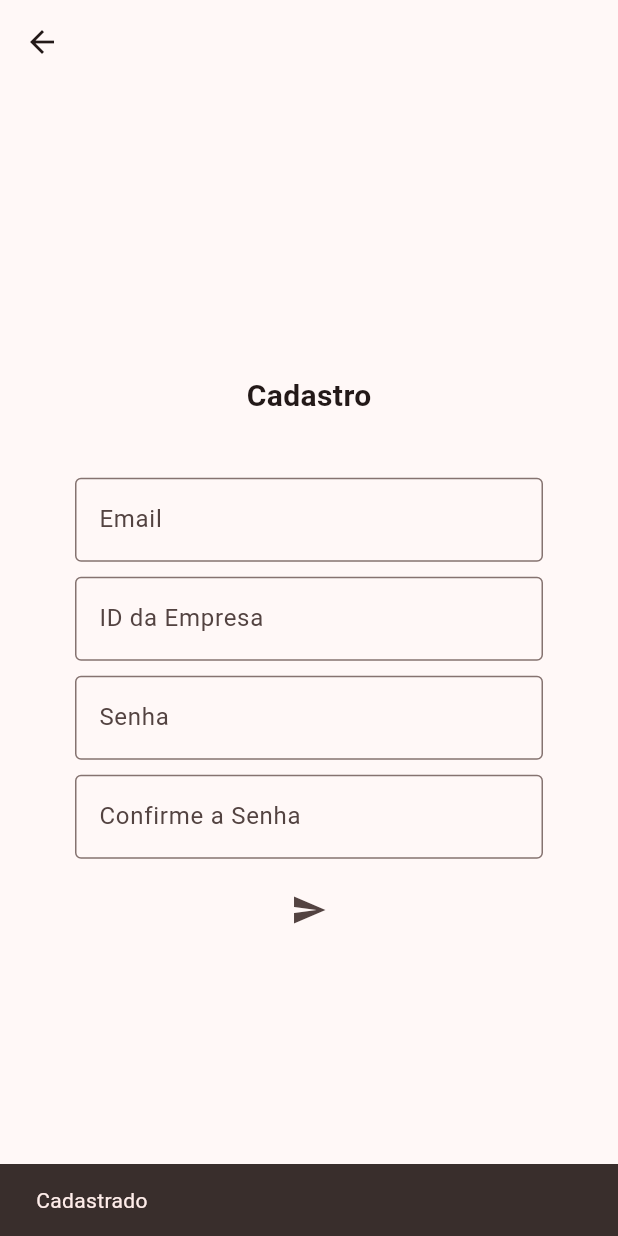
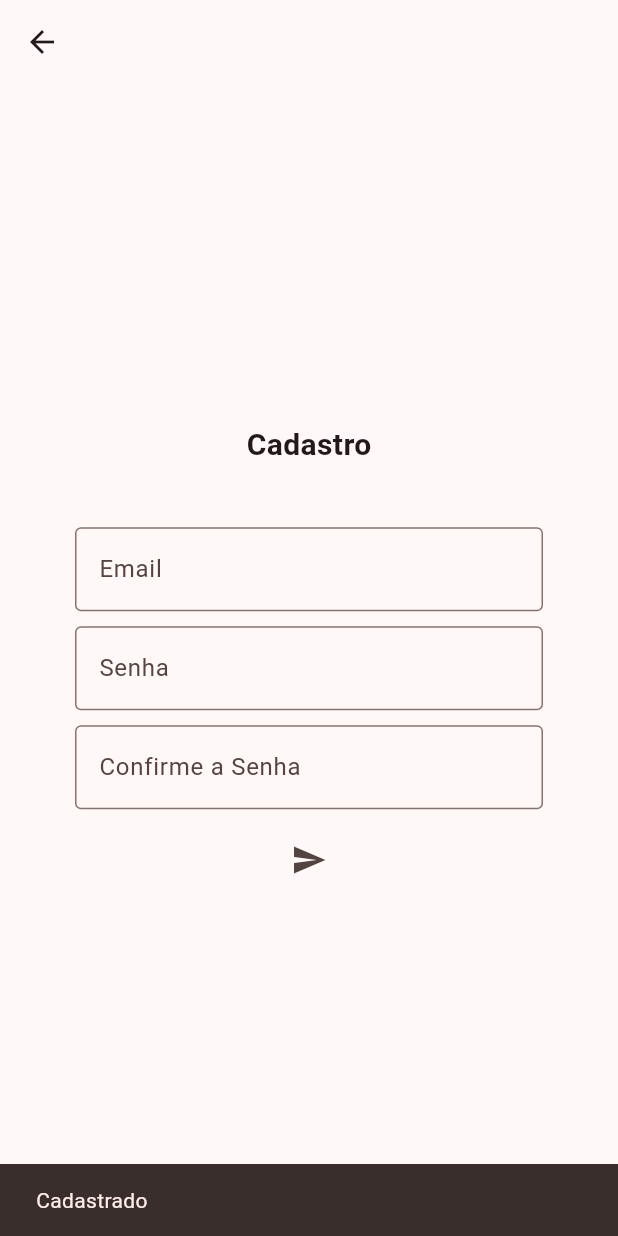
Before and after one commit to DevMonts/fidelity, a Flutter app: the RegisterUserPage screen opened by its route, after a tap on the "send" icon, on a phone screen of 412 x 824 dp. Run offline on Flutter 3.47's test engine with Material 3 defaults, Android fonts, the phone set to English and light mode, and no system bars; our stand-ins replace sqflite, sqflite_common_ffi; accounts and stored records are empty.

Commit message:
remove: userEnterpriseId

```diff
--- a/lib/app.dart
+++ b/lib/app.dart
@@ -28,7 +28,7 @@ class App extends StatelessWidget {
         theme: AppTheme.lightTheme,
         home: const LoginPage(),
         onGenerateRoute: AppRouter.OnGenerateRoute,
-        initialRoute: '/home',
+        initialRoute: '/adm',
       ),
     );
   }
--- a/lib/common/constants/app_strings.dart
+++ b/lib/common/constants/app_strings.dart
@@ -12,7 +12,6 @@ class AppStrings {
   //Credentials
   static const String name = 'Nome';
   static const String email = 'Email';
-  static const String enterpriseId = 'ID da Empresa';
   static const String password = 'Senha';
   static const String confirmPassword = 'Confirme a Senha';
 
--- a/lib/common/helpers/db_helper.dart
+++ b/lib/common/helpers/db_helper.dart
@@ -37,9 +37,7 @@ class DbHelper {
       CREATE TABLE users (
         userId INTEGER PRIMARY KEY AUTOINCREMENT,
         userEmail TEXT NOT NULL UNIQUE,
-        userPassword TEXT NOT NULL,
-        userEnterprise_id INTEGER,
-        FOREIGN KEY (userEnterprise_id) REFERENCES enterprises(enterprisesId)
+        userPassword TEXT NOT NULL
       )
     ''');
     await db.execute('''
--- a/lib/features/register/logic/provider/register_user_provider.dart
+++ b/lib/features/register/logic/provider/register_user_provider.dart
@@ -10,7 +10,6 @@ class RegisterUserProvider extends ChangeNotifier {
   Future<String> registerUser({
     required String userEmail,
     required String userPassword,
-    required String userEnterpriseId,
   }) async {
     // final box = await Hive.openBox('users');
     isLoading = true;
@@ -33,7 +32,6 @@ class RegisterUserProvider extends ChangeNotifier {
       dbHelper.createUser({
         'userEmail': userEmail,
         'userPassword': userPassword,
-        'userEnterprise_id': userEnterpriseId,
       });
       //   return
       message = AppStrings.success;
--- a/lib/features/register/presentation/page/register_user_page.dart
+++ b/lib/features/register/presentation/page/register_user_page.dart
@@ -15,7 +15,6 @@ class _RegisterUserPageState extends State<RegisterUserPage> {
   final TextEditingController passwordController = TextEditingController();
   final TextEditingController confirmPasswordController =
       TextEditingController();
-  final TextEditingController enterpriseIdController = TextEditingController();
 
   @override
   Widget build(BuildContext context) {
@@ -36,15 +35,6 @@ class _RegisterUserPageState extends State<RegisterUserPage> {
               ),
               controller: emailController,
             ),
-
-            TextFormField(
-              decoration: InputDecoration(
-                labelText: AppStrings.enterpriseId,
-                border: OutlineInputBorder(),
-              ),
-              controller: enterpriseIdController,
-            ),
-
             TextFormField(
               decoration: InputDecoration(
                 labelText: AppStrings.password,
@@ -53,7 +43,6 @@ class _RegisterUserPageState extends State<RegisterUserPage> {
               obscureText: true,
               controller: passwordController,
             ),
-
             TextFormField(
               decoration: InputDecoration(
                 labelText: AppStrings.confirmPassword,
@@ -62,7 +51,6 @@ class _RegisterUserPageState extends State<RegisterUserPage> {
               obscureText: true,
               controller: confirmPasswordController,
             ),
-
             IconButton(
               onPressed: () async {
                 if (passwordController.text.trim() !=
@@ -79,7 +67,6 @@ class _RegisterUserPageState extends State<RegisterUserPage> {
                 final mesage = await provider.registerUser(
                   userEmail: emailController.text.trim(),
                   userPassword: passwordController.text.trim(),
-                  userEnterpriseId: enterpriseIdController.text.trim(),
                 );
                 ScaffoldMessenger.of(
                   context,
--- a/lib/features/users/data/model/user_model.dart
+++ b/lib/features/users/data/model/user_model.dart
@@ -2,13 +2,11 @@ class UserModel {
   int userId;
   String userEmail;
   String userPassword;
-  int? userEnterpriseId;
 
   UserModel({
     required this.userId,
     required this.userEmail,
     required this.userPassword,
-    required this.userEnterpriseId,
   });
 
   Map<String, dynamic> objectToMap() {
@@ -16,7 +14,6 @@ class UserModel {
       'userId': userId,
       'userEmail': userEmail,
       'userPassword': userPassword,
-      'userEnterprise_id': userEnterpriseId,
     };
   }
 
@@ -25,7 +22,6 @@ class UserModel {
       userId: map['userId'],
       userEmail: map['userEmail'],
       userPassword: map['userPassword'],
-      userEnterpriseId: map['userEnterprise_id'],
     );
   }
 }
--- a/lib/features/users/presentation/page/users_page.dart
+++ b/lib/features/users/presentation/page/users_page.dart
@@ -36,7 +36,7 @@ class _UsersPageState extends State<UsersPage> {
                 final user = snapshot.data![index];
                 return Card(
                   child: Text(
-                    '${user.userId} ${user.userEmail} ${user.userEnterpriseId} ${user.userPassword}',
+                    '${user.userId} ${user.userEmail} ${user.userPassword}',
                   ),
                 );
               },
```
